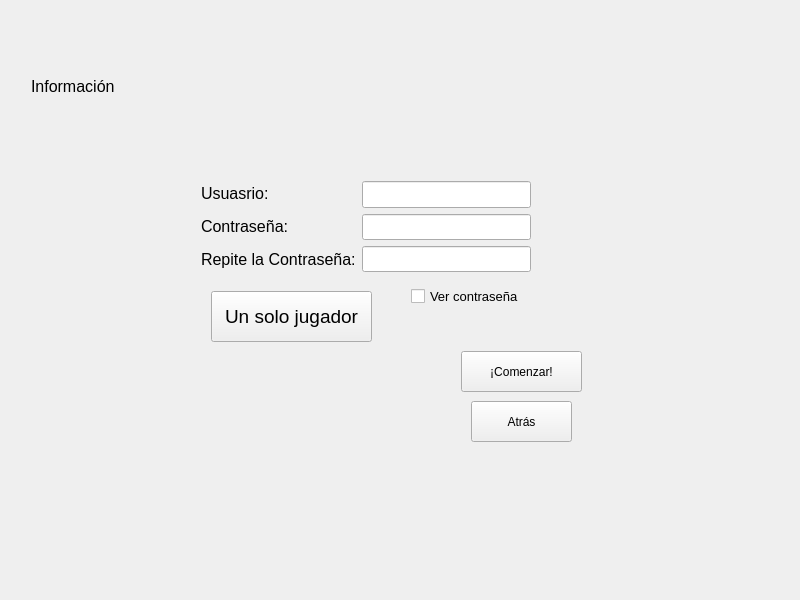
Above: ProyectoFinal/widget.ui from TobiasGarcia/ProyectoFinal-InfoII before the change. Below: the same form after it.
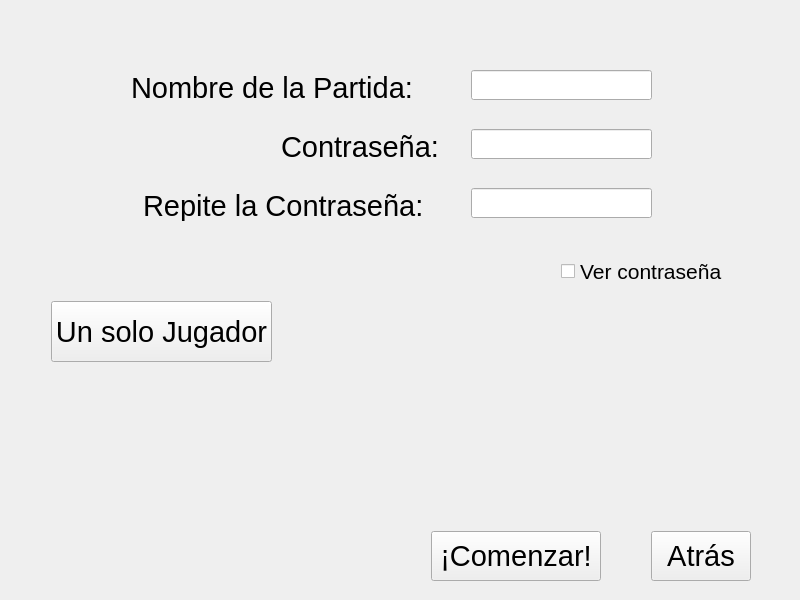
That is the form after the change. The open tabs and pages were chosen to show the change.

```diff
--- a/ProyectoFinal/widget.ui
+++ b/ProyectoFinal/widget.ui
@@ -64,12 +64,20 @@
       <widget class="QPushButton" name="return_new_btn">
        <property name="geometry">
         <rect>
-         <x>460</x>
-         <y>390</y>
-         <width>101</width>
-         <height>41</height>
+         <x>640</x>
+         <y>520</y>
+         <width>100</width>
+         <height>50</height>
         </rect>
        </property>
+       <property name="font">
+        <font>
+         <pointsize>22</pointsize>
+        </font>
+       </property>
+       <property name="cursor">
+        <cursorShape>PointingHandCursor</cursorShape>
+       </property>
        <property name="text">
         <string>Atrás</string>
        </property>
@@ -77,12 +85,20 @@
       <widget class="QPushButton" name="register_btn">
        <property name="geometry">
         <rect>
-         <x>450</x>
-         <y>340</y>
-         <width>121</width>
-         <height>41</height>
+         <x>420</x>
+         <y>520</y>
+         <width>170</width>
+         <height>50</height>
         </rect>
        </property>
+       <property name="font">
+        <font>
+         <pointsize>22</pointsize>
+        </font>
+       </property>
+       <property name="cursor">
+        <cursorShape>PointingHandCursor</cursorShape>
+       </property>
        <property name="text">
         <string>¡Comenzar!</string>
        </property>
@@ -90,15 +106,15 @@
       <widget class="QCheckBox" name="pass_cbox">
        <property name="geometry">
         <rect>
-         <x>400</x>
-         <y>270</y>
-         <width>111</width>
+         <x>550</x>
+         <y>245</y>
+         <width>201</width>
          <height>31</height>
         </rect>
        </property>
        <property name="font">
         <font>
-         <pointsize>10</pointsize>
+         <pointsize>16</pointsize>
         </font>
        </property>
        <property name="text">
@@ -108,122 +124,146 @@
       <widget class="QLabel" name="info_lb">
        <property name="geometry">
         <rect>
-         <x>20</x>
-         <y>10</y>
-         <width>331</width>
-         <height>131</height>
+         <x>310</x>
+         <y>310</y>
+         <width>431</width>
+         <height>171</height>
         </rect>
        </property>
        <property name="font">
         <font>
-         <pointsize>12</pointsize>
+         <pointsize>18</pointsize>
         </font>
        </property>
        <property name="text">
-        <string>Información</string>
+        <string/>
+       </property>
+       <property name="alignment">
+        <set>Qt::AlignLeading|Qt::AlignLeft|Qt::AlignTop</set>
        </property>
       </widget>
       <widget class="QPushButton" name="mode_btn">
        <property name="geometry">
         <rect>
-         <x>200</x>
-         <y>280</y>
-         <width>161</width>
-         <height>51</height>
+         <x>40</x>
+         <y>290</y>
+         <width>221</width>
+         <height>61</height>
         </rect>
        </property>
        <property name="font">
         <font>
-         <pointsize>14</pointsize>
+         <pointsize>22</pointsize>
         </font>
        </property>
        <property name="text">
-        <string>Un solo jugador</string>
+        <string>Un solo Jugador</string>
        </property>
       </widget>
-      <widget class="QWidget" name="">
+      <widget class="QLabel" name="id_lb">
        <property name="geometry">
         <rect>
-         <x>190</x>
-         <y>170</y>
-         <width>330</width>
-         <height>91</height>
+         <x>120</x>
+         <y>61</y>
+         <width>341</width>
+         <height>31</height>
         </rect>
        </property>
-       <layout class="QHBoxLayout" name="horizontalLayout_3">
-        <item>
-         <layout class="QVBoxLayout" name="verticalLayout">
-          <item>
-           <widget class="QLabel" name="id_lb">
-            <property name="text">
-             <string>&lt;html&gt;&lt;head/&gt;&lt;body&gt;&lt;p&gt;&lt;span style=&quot; font-size:12pt;&quot;&gt;  Usuasrio:&lt;/span&gt;&lt;/p&gt;&lt;/body&gt;&lt;/html&gt;</string>
-            </property>
-           </widget>
-          </item>
-          <item>
-           <widget class="QLabel" name="pass_lb">
-            <property name="font">
-             <font>
-              <pointsize>12</pointsize>
-             </font>
-            </property>
-            <property name="text">
-             <string>Contraseña:</string>
-            </property>
-           </widget>
-          </item>
-          <item>
-           <widget class="QLabel" name="pass2_lb">
-            <property name="font">
-             <font>
-              <pointsize>12</pointsize>
-             </font>
-            </property>
-            <property name="text">
-             <string>Repite la Contraseña:</string>
-            </property>
-           </widget>
-          </item>
-         </layout>
-        </item>
-        <item>
-         <layout class="QVBoxLayout" name="verticalLayout_2">
-          <item>
-           <widget class="QLineEdit" name="id_line">
-            <property name="font">
-             <font>
-              <pointsize>12</pointsize>
-             </font>
-            </property>
-           </widget>
-          </item>
-          <item>
-           <widget class="QLineEdit" name="pass_line">
-            <property name="font">
-             <font>
-              <pointsize>12</pointsize>
-             </font>
-            </property>
-            <property name="echoMode">
-             <enum>QLineEdit::Password</enum>
-            </property>
-           </widget>
-          </item>
-          <item>
-           <widget class="QLineEdit" name="pass2_line">
-            <property name="font">
-             <font>
-              <pointsize>12</pointsize>
-             </font>
-            </property>
-            <property name="echoMode">
-             <enum>QLineEdit::Password</enum>
-            </property>
-           </widget>
-          </item>
-         </layout>
-        </item>
-       </layout>
+       <property name="font">
+        <font>
+         <pointsize>22</pointsize>
+        </font>
+       </property>
+       <property name="text">
+        <string>Nombre de la Partida:</string>
+       </property>
+      </widget>
+      <widget class="QLineEdit" name="id_line">
+       <property name="geometry">
+        <rect>
+         <x>460</x>
+         <y>59</y>
+         <width>181</width>
+         <height>30</height>
+        </rect>
+       </property>
+       <property name="font">
+        <font>
+         <pointsize>20</pointsize>
+        </font>
+       </property>
+      </widget>
+      <widget class="QLineEdit" name="pass_line">
+       <property name="geometry">
+        <rect>
+         <x>460</x>
+         <y>118</y>
+         <width>181</width>
+         <height>30</height>
+        </rect>
+       </property>
+       <property name="font">
+        <font>
+         <pointsize>12</pointsize>
+        </font>
+       </property>
+       <property name="echoMode">
+        <enum>QLineEdit::Password</enum>
+       </property>
+      </widget>
+      <widget class="QLineEdit" name="pass2_line">
+       <property name="geometry">
+        <rect>
+         <x>460</x>
+         <y>177</y>
+         <width>181</width>
+         <height>30</height>
+        </rect>
+       </property>
+       <property name="font">
+        <font>
+         <pointsize>12</pointsize>
+        </font>
+       </property>
+       <property name="echoMode">
+        <enum>QLineEdit::Password</enum>
+       </property>
+      </widget>
+      <widget class="QLabel" name="pass_lb">
+       <property name="geometry">
+        <rect>
+         <x>270</x>
+         <y>120</y>
+         <width>191</width>
+         <height>31</height>
+        </rect>
+       </property>
+       <property name="font">
+        <font>
+         <pointsize>22</pointsize>
+        </font>
+       </property>
+       <property name="text">
+        <string>Contraseña:</string>
+       </property>
+      </widget>
+      <widget class="QLabel" name="pass2_lb">
+       <property name="geometry">
+        <rect>
+         <x>132</x>
+         <y>179</y>
+         <width>331</width>
+         <height>31</height>
+        </rect>
+       </property>
+       <property name="font">
+        <font>
+         <pointsize>22</pointsize>
+        </font>
+       </property>
+       <property name="text">
+        <string>Repite la Contraseña:</string>
+       </property>
       </widget>
      </widget>
      <widget class="QWidget" name="log">
```
Left out of the diff: 203 changed lines with no effect on the pictures.
